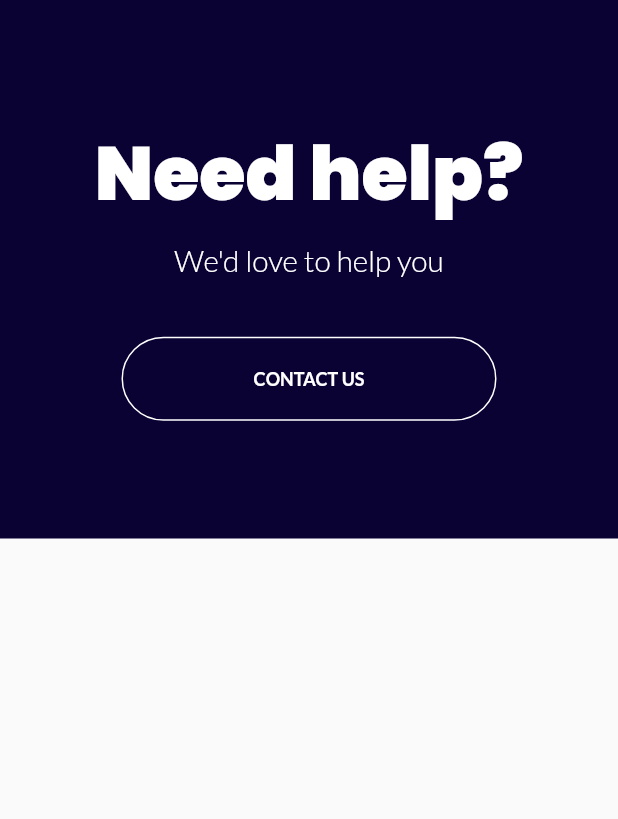
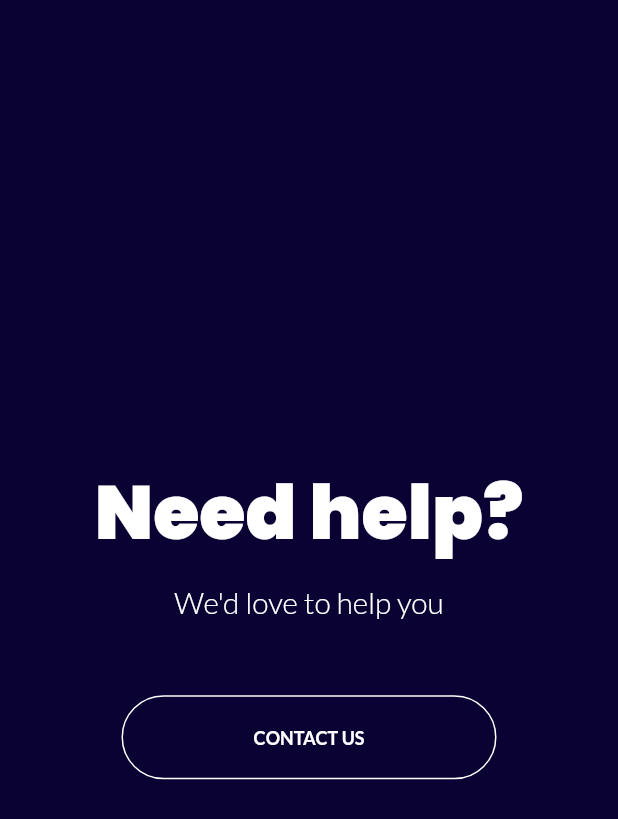
Before and after one commit to kingmanimarankv/shuttle_whizz, a Flutter app: the HelpSection widget shown alone on an empty page, opened directly, on a phone screen of 412 x 824 dp. Shown: the top 819 px of the screen. Run offline on Flutter 3.47's test engine with Material 2 defaults, Android fonts, the phone set to English and light mode, and no system bars; our stand-ins replace google_fonts; network calls fail.

Commit message:
Fix UI corrections

```diff
--- a/lib/common/theme/color_constants.dart
+++ b/lib/common/theme/color_constants.dart
@@ -2,9 +2,8 @@ import 'package:flutter/material.dart';
 
 class ColorConstants {
   static const whiteColor = Color(0xFFFFFFFF);
-  static const blackColor = Color(0x00000000);
+  static const blackColor = Color(0xFF000000);
   static const orangeColor = Color(0xFFF99D4C);
   static const violetColor = Color(0xFF090233);
   static const aliceBlueColor = Color(0xFFF3F7FA);
-
 }
--- a/lib/common/theme/text_theme.dart
+++ b/lib/common/theme/text_theme.dart
@@ -2,11 +2,28 @@ import 'package:flutter/material.dart';
 import 'package:google_fonts/google_fonts.dart';
 
 class TextThemeConstants {
-  static final headingStyle = GoogleFonts.poppins(fontSize: 50,fontWeight: FontWeight.w900);
-  static final subTitleStyle = GoogleFonts.lato(fontSize: 20,fontWeight: FontWeight.w300);
-  static final  subHeadingStyle= GoogleFonts.lato(fontSize: 15,fontWeight: FontWeight.w700);
-  static final bodyTextStyle1 = GoogleFonts.lato(fontSize: 12,fontWeight: FontWeight.w300);
-  static final bodyTextStyle2 = GoogleFonts.lato(fontSize: 10,fontWeight: FontWeight.w300);
-
-
+  static final headingStyle = GoogleFonts.poppins(
+    fontSize: 50,
+    fontWeight: FontWeight.w900,
+  );
+  static final subTitleStyle = GoogleFonts.lato(
+    fontSize: 20,
+    fontWeight: FontWeight.w300,
+  );
+  static final subHeadingStyle = GoogleFonts.lato(
+    fontSize: 15,
+    fontWeight: FontWeight.w700,
+  );
+  static final bodyTextStyle1 = GoogleFonts.lato(
+    fontSize: 12,
+    fontWeight: FontWeight.w300,
+  );
+  static final bodyTextStyle2 = GoogleFonts.lato(
+    fontSize: 10,
+    fontWeight: FontWeight.w300,
+  );
+  static final buttonTextStyle = GoogleFonts.lato(
+    fontSize: 12,
+    fontWeight: FontWeight.w600,
+  );
 }
--- a/lib/common/widgets/outline_button.dart
+++ b/lib/common/widgets/outline_button.dart
@@ -1,10 +1,18 @@
 import 'package:flutter/material.dart';
-import 'package:google_fonts/google_fonts.dart';
-import 'package:shuttle_whizz/common/theme/color_constants.dart';
-import 'package:shuttle_whizz/constants/string_constants.dart';
+
+import '../theme/text_theme.dart';
 
 class OutlineButton extends StatelessWidget {
-  const OutlineButton({super.key});
+  final String buttonText;
+  final Color borderColor;
+  final Color textColor;
+
+  const OutlineButton({
+    required this.buttonText,
+    required this.borderColor,
+    required this.textColor,
+    super.key,
+  });
 
   @override
   Widget build(BuildContext context) {
@@ -12,17 +20,16 @@ class OutlineButton extends StatelessWidget {
       padding: const EdgeInsets.all(20),
       width: 250,
       decoration: BoxDecoration(
-        color: ColorConstants.violetColor,
         borderRadius: BorderRadius.circular(50),
-        border:Border.all(color:ColorConstants.whiteColor),
+        border: Border.all(
+          color: borderColor,
+        ),
       ),
       child: Center(
         child: Text(
-          StringConstants.contactUs.toUpperCase(),
-          style: GoogleFonts.lato(
-            color:ColorConstants.whiteColor,
-            fontWeight: FontWeight.w600,
-            fontSize: 12,
+          buttonText.toUpperCase(),
+          style: TextThemeConstants.buttonTextStyle.copyWith(
+            color: textColor,
           ),
         ),
       ),
--- a/lib/constants/string_constants.dart
+++ b/lib/constants/string_constants.dart
@@ -3,19 +3,25 @@ class StringConstants {
   static const heroSectionSubText =
       "Time spent playing badminton in Shuttle Whizz Badminton Club\nis never wasted.";
   static const bookNow = "Book Now";
-  static const preferenceSectionHeading ="Here is why more players prefer us?";
-  static const proCoaching ="Pro Coaching";
+  static const preferenceSectionHeading = "Here is why more players prefer us?";
+  static const proCoaching = "Pro Coaching";
   static const allAges = "All Ages";
   static const memberships = "Memberships";
-  static const allSkillLevels ="All Skill Levels";
-  static const proCoachingSubTitle ="Our mission is to ensure every individual in Ontario has the access to quality badminton coaching";
-  static const allAgesSubTitle ="We have suitable training programs from kids to adult. Enroll now to fast-track your badminton coaching";
-  static const membershipsSubTitle ="We offer different membership programs to enhance the hassle free experinence in playing.";
-  static const allSkillLevelsSubTitle = "We have suitable training programs from begginner level to Professional level to excel in the game";
- static const needHelp ="Need help?";
- static const needHelpSubTitle ="We'd love to help you";
- static const contactUs ="Contact us";
- static const playForward ="Play it Forward";
- static const playForwardSubTitle ="Book your slots in the best class courts from the club now";
-static const availableFor ="Available For ";
+  static const allSkillLevels = "All Skill Levels";
+  static const proCoachingSubTitle =
+      "Our mission is to ensure every individual in Ontario has the access to quality badminton coaching";
+  static const allAgesSubTitle =
+      "We have suitable training programs from kids to adult. Enroll now to fast-track your badminton coaching";
+  static const membershipsSubTitle =
+      "We offer different membership programs to enhance the hassle free experinence in playing.";
+  static const allSkillLevelsSubTitle =
+      "We have suitable training programs from begginner level to Professional level to excel in the game";
+  static const needHelp = "Need help?";
+  static const needHelpSubTitle = "We'd love to help you";
+  static const contactUs = "Contact us";
+  static const playForward = "Play it Forward";
+  static const playForwardSubTitle =
+      "Book your slots in the best class courts from the club now";
+  static const availableFor = "Available For ";
+  static const viewAllCourts = "View All Courts";
 }
--- a/lib/screens/widgets/help_section.dart
+++ b/lib/screens/widgets/help_section.dart
@@ -1,5 +1,4 @@
 import 'package:flutter/material.dart';
-import 'package:google_fonts/google_fonts.dart';
 import 'package:shuttle_whizz/constants/string_constants.dart';
 
 import '../../common/theme/color_constants.dart';
@@ -14,16 +13,33 @@ class HelpSection extends StatelessWidget {
     return Container(
       color: ColorConstants.violetColor,
       width: double.infinity,
-      height: 359,
-      child: Column(mainAxisAlignment: MainAxisAlignment.center, children: [
-        Text(StringConstants.needHelp,
-            style: TextThemeConstants.headingStyle.copyWith(color:ColorConstants.whiteColor)),
-                const SizedBox(height: 8,),
-        Text(StringConstants.needHelpSubTitle,
-            style: TextThemeConstants.subTitleStyle.copyWith(color:ColorConstants.whiteColor)),
-                const SizedBox(height:39),
-        const OutlineButton(),
-      ]),
+      padding: const EdgeInsets.symmetric(vertical: 50),
+      child: Column(
+        mainAxisAlignment: MainAxisAlignment.center,
+        children: [
+          Text(
+            StringConstants.needHelp,
+            style: TextThemeConstants.headingStyle.copyWith(
+              color: ColorConstants.whiteColor,
+            ),
+          ),
+          const SizedBox(
+            height: 10,
+          ),
+          Text(
+            StringConstants.needHelpSubTitle,
+            style: TextThemeConstants.subTitleStyle.copyWith(
+              color: ColorConstants.whiteColor,
+            ),
+          ),
+          const SizedBox(height: 50),
+          const OutlineButton(
+            buttonText: StringConstants.contactUs,
+            borderColor: ColorConstants.whiteColor,
+            textColor: ColorConstants.whiteColor,
+          ),
+        ],
+      ),
     );
   }
 }
```
Also changed, not shown: lib/screens/home_screen.dart (+6 -12 lines), lib/screens/widgets/hero_section.dart (+4 -7 lines), lib/screens/widgets/play_it_forward_section.dart (+52 -30 lines), lib/screens/widgets/preference_section.dart (+21 -17 lines).
